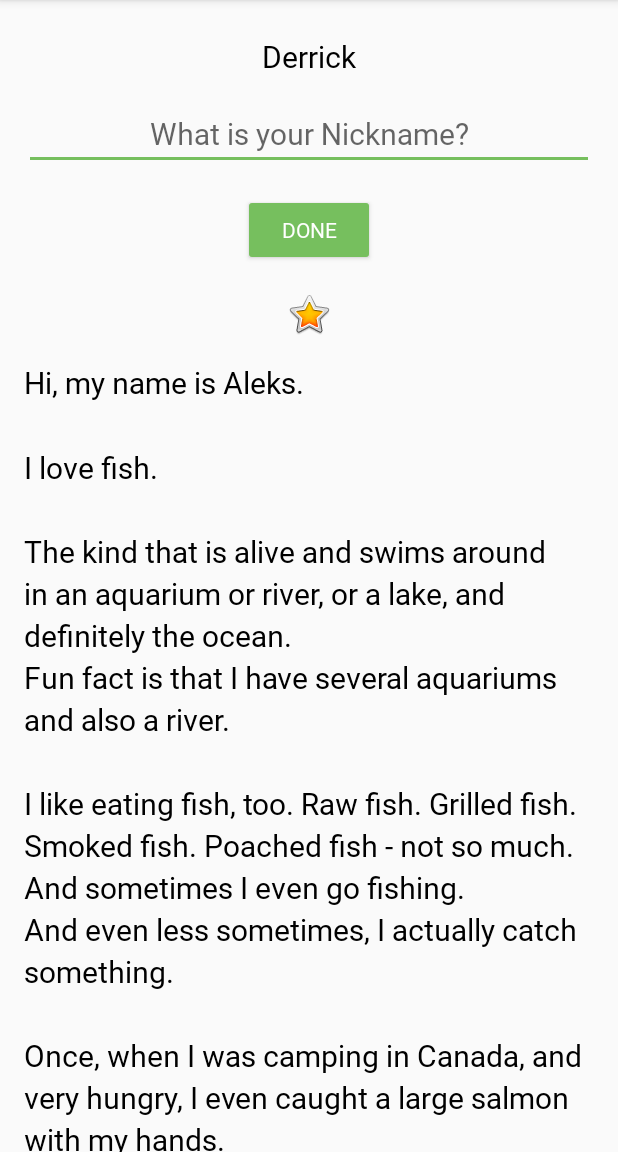
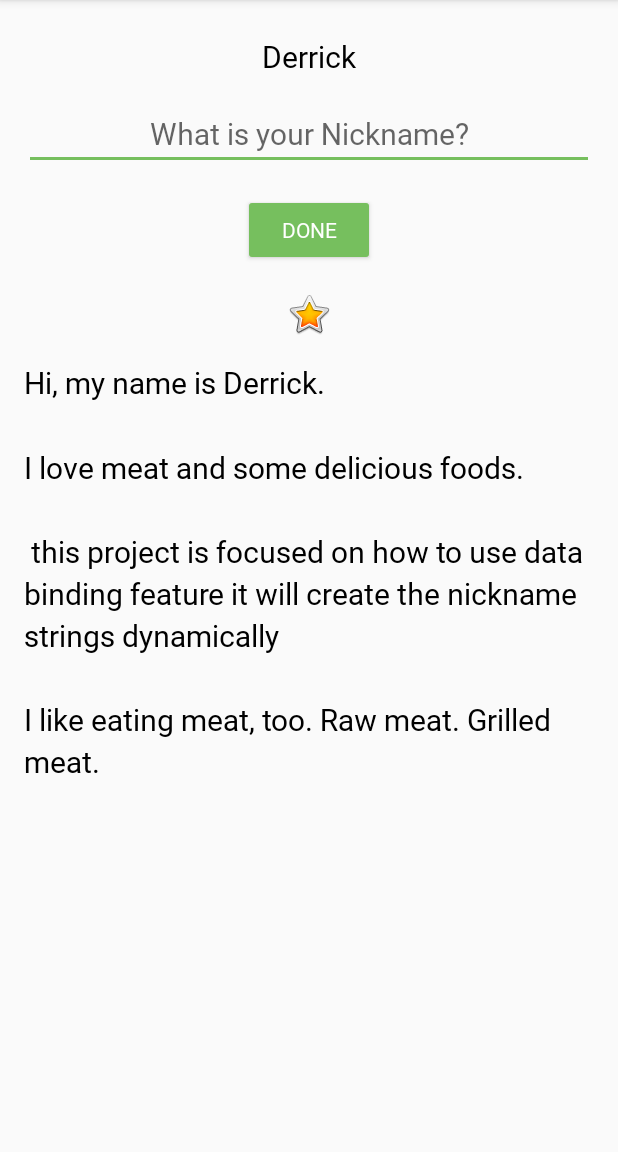
Before and after one commit to superbderrick/AndroidFeatures, an Android app: the screen it shows after launch (MainActivity), on a phone screen of 412 x 824 dp, the part 84-1236 px from its top. Run offline under Robolectric (Android 15) with nearby library versions, the phone set to English and light mode, and no system bars; our stand-ins replace data binding.

Commit message:
changed strings

```diff
--- a/app/src/main/res/values/strings.xml
+++ b/app/src/main/res/values/strings.xml
@@ -12,16 +12,12 @@ limitations under the License. -->
 <resources>
     <string name="app_name">About Me</string>
     <!-- Break paragraphs without extra spacing, by putting \n at the beginning of next line.-->
-    <string name="bio">Hi, my name is Aleks.
-\n\nI love fish.
-\n\nThe kind that is alive and swims around in an aquarium or river, or a lake, and definitely the ocean.
-\nFun fact is that I have several aquariums and also a river.
-\n\nI like eating fish, too. Raw fish. Grilled fish. Smoked fish. Poached fish - not so much.
-\nAnd sometimes I even go fishing.
-\nAnd even less sometimes, I actually catch something.
-\n\nOnce, when I was camping in Canada, and very hungry, I even caught a large salmon with my hands.
-\n\nI\'ll be happy to teach you how to make your own aquarium.
-\nYou should ask someone else about fishing, though.\n\n</string>
+    <string name="bio">Hi, my name is Derrick.
+\n\nI love meat and some delicious foods.
+\n\n this project is focused on how to use data binding feature
+\it will create the nickname strings dynamically
+\n\nI like eating meat, too. Raw meat. Grilled meat.\n
+        </string>
     <string name="what_is_your_nickname">What is your Nickname?</string>
     <string name="done">Done</string>
     <string name="yellow_star">Yellow star</string>
```
